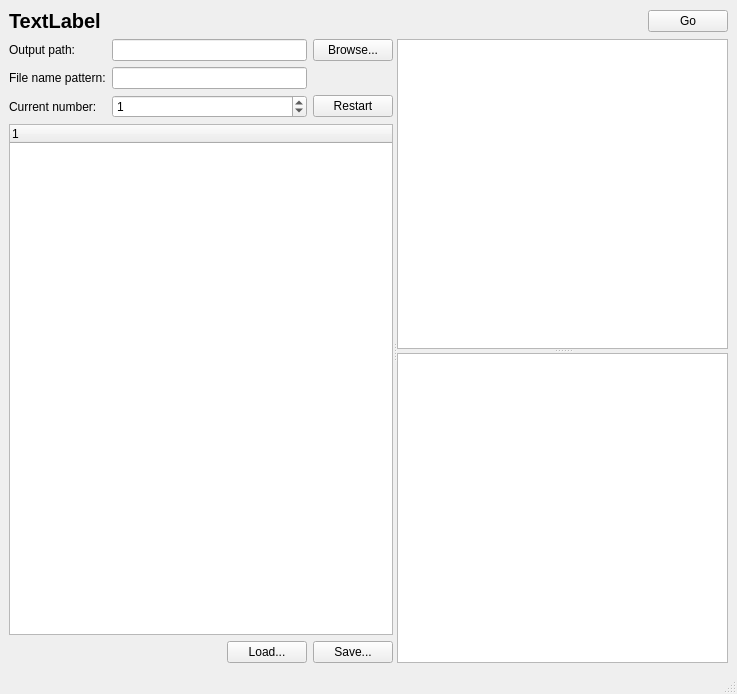
First picture: the form in bender.ui, repository tytell/Bender2, before the edit.
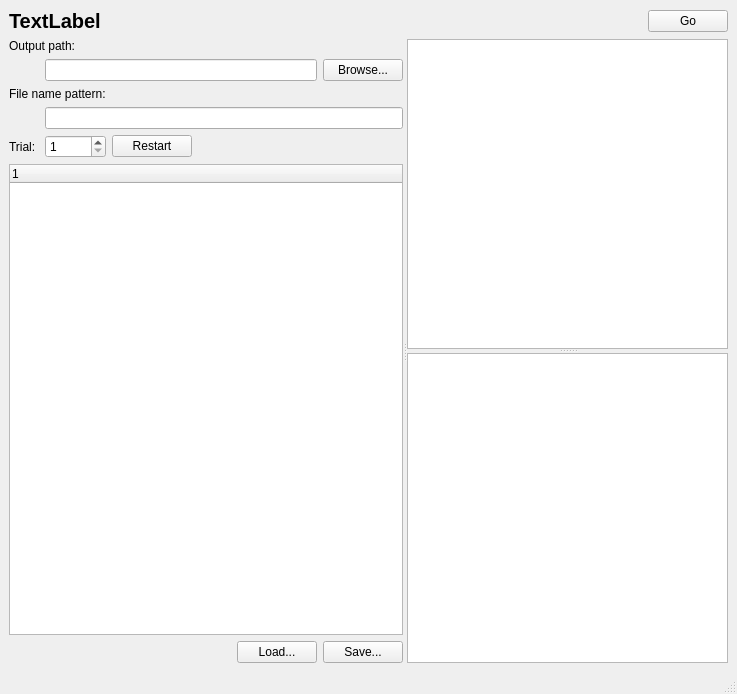
Second picture: the form after the edit. Custom widgets are drawn as their Qt base class.

Commit message: Generates stimuli correctly. Now needs testing with DAQ

Patch:
```diff
--- a/bender.ui
+++ b/bender.ui
@@ -62,42 +62,32 @@
        <layout class="QVBoxLayout" name="verticalLayout">
         <item>
          <layout class="QGridLayout" name="gridLayout">
-          <item row="1" column="1">
-           <widget class="QLineEdit" name="fileNamePatternEdit"/>
-          </item>
-          <item row="0" column="1">
-           <widget class="QLineEdit" name="outputPathEdit"/>
-          </item>
-          <item row="1" column="0">
-           <widget class="QLabel" name="label_2">
-            <property name="text">
-             <string>File name pattern:</string>
-            </property>
-           </widget>
-          </item>
-          <item row="0" column="2">
-           <widget class="QPushButton" name="browseOutputPathButton">
-            <property name="text">
-             <string>Browse...</string>
-            </property>
-           </widget>
-          </item>
-          <item row="0" column="0">
+          <item row="0" column="0" colspan="2">
            <widget class="QLabel" name="label">
             <property name="text">
              <string>Output path:</string>
             </property>
            </widget>
           </item>
-          <item row="2" column="0">
+          <item row="4" column="0" colspan="2">
+           <widget class="QLabel" name="label_2">
+            <property name="text">
+             <string>File name pattern:</string>
+            </property>
+           </widget>
+          </item>
+          <item row="6" column="0">
            <widget class="QLabel" name="label_3">
             <property name="text">
-             <string>Current number:</string>
+             <string>Trial:</string>
             </property>
            </widget>
           </item>
-          <item row="2" column="1">
+          <item row="6" column="1">
            <widget class="QSpinBox" name="curFileNumberBox">
+            <property name="minimum">
+             <number>1</number>
+            </property>
             <property name="maximum">
              <number>10000</number>
             </property>
@@ -106,13 +96,45 @@
             </property>
            </widget>
           </item>
-          <item row="2" column="2">
+          <item row="5" column="1" colspan="4">
+           <widget class="QLineEdit" name="fileNamePatternEdit">
+            <property name="toolTip">
+             <string>Codes:
+{f}=Frequency
+{a}=Amplitude</string>
+            </property>
+           </widget>
+          </item>
+          <item row="1" column="4">
+           <widget class="QPushButton" name="browseOutputPathButton">
+            <property name="text">
+             <string>Browse...</string>
+            </property>
+           </widget>
+          </item>
+          <item row="1" column="1" colspan="3">
+           <widget class="QLineEdit" name="outputPathEdit"/>
+          </item>
+          <item row="6" column="2">
            <widget class="QPushButton" name="restartNumberingButton">
             <property name="text">
              <string>Restart</string>
             </property>
            </widget>
           </item>
+          <item row="6" column="3">
+           <spacer name="horizontalSpacer_3">
+            <property name="orientation">
+             <enum>Qt::Horizontal</enum>
+            </property>
+            <property name="sizeHint" stdset="0">
+             <size>
+              <width>40</width>
+              <height>20</height>
+             </size>
+            </property>
+           </spacer>
+          </item>
          </layout>
         </item>
         <item>
```
The commit also changes 2 other files.
